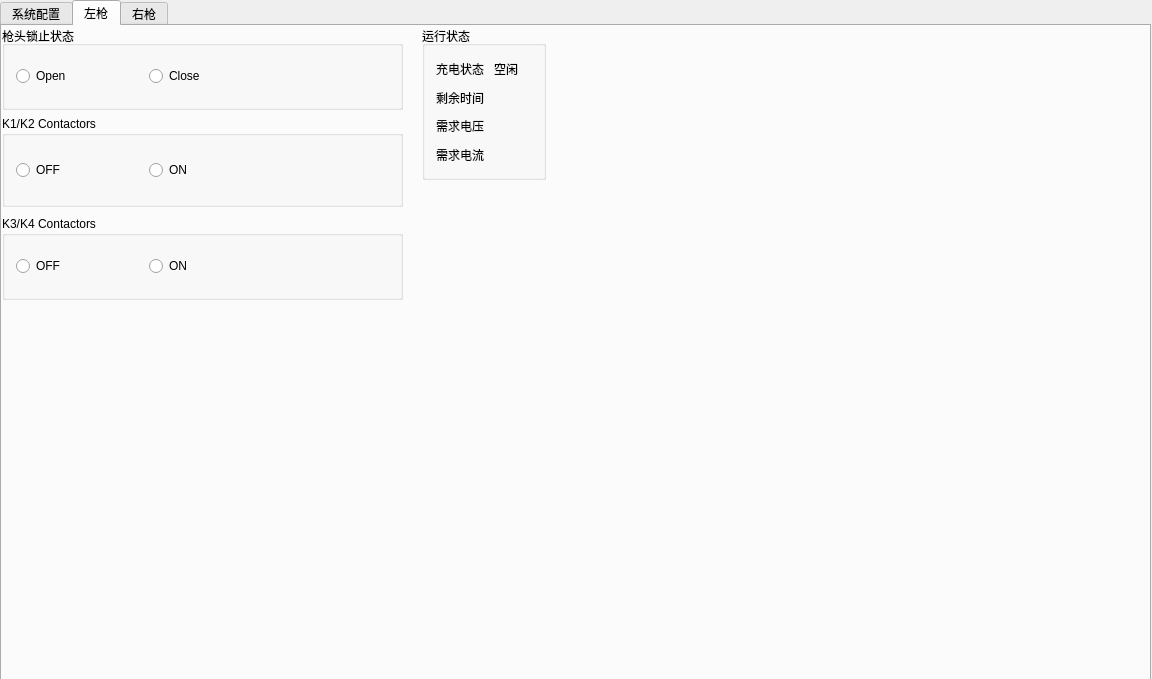
This is widget.ui in YaoLiMuMu/changer-test as Qt 5 draws it before an edit. The edited form follows.
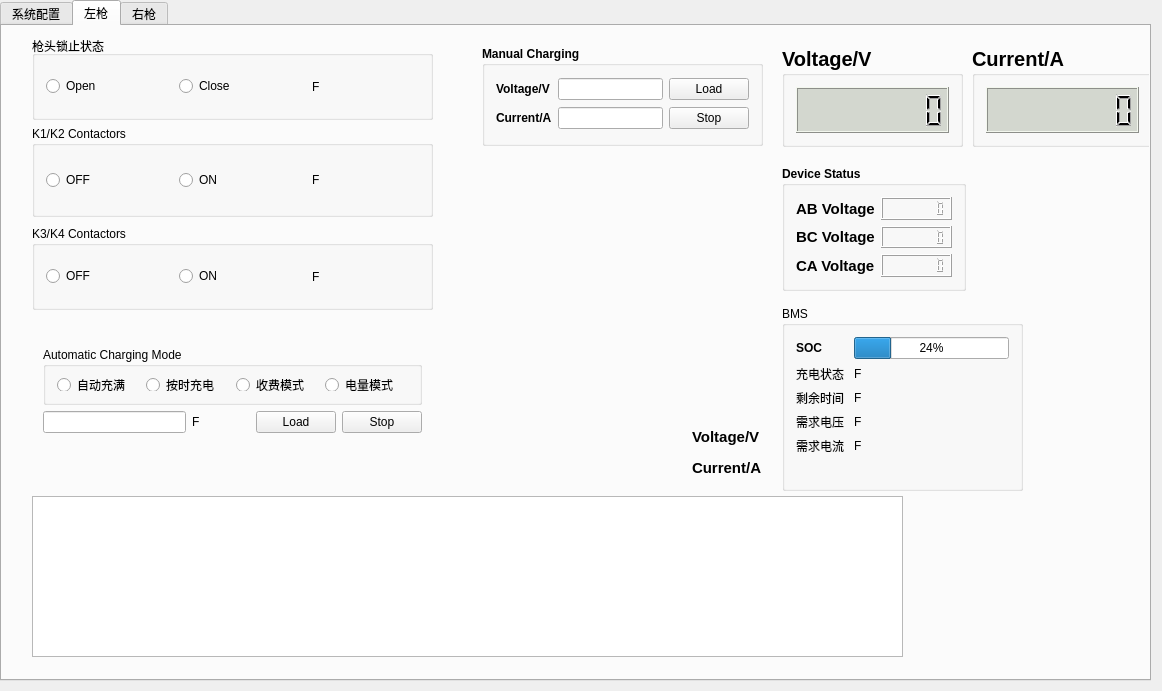
This is the edited form.

The edit to the form file:
```diff
--- a/widget.ui
+++ b/widget.ui
@@ -6,8 +6,8 @@
    <rect>
     <x>0</x>
     <y>0</y>
-    <width>1152</width>
-    <height>679</height>
+    <width>1162</width>
+    <height>691</height>
    </rect>
   </property>
   <property name="windowTitle">
@@ -251,8 +251,8 @@
     <widget class="QGroupBox" name="groupBox1">
      <property name="geometry">
       <rect>
-       <x>0</x>
-       <y>0</y>
+       <x>30</x>
+       <y>10</y>
        <width>401</width>
        <height>84</height>
       </rect>
@@ -311,7 +311,7 @@
          </font>
         </property>
         <property name="text">
-         <string/>
+         <string>F</string>
         </property>
        </widget>
       </item>
@@ -320,48 +320,101 @@
     <widget class="QGroupBox" name="groupBox3">
      <property name="geometry">
       <rect>
-       <x>420</x>
-       <y>0</y>
-       <width>124</width>
-       <height>154</height>
+       <x>780</x>
+       <y>280</y>
+       <width>241</width>
+       <height>185</height>
       </rect>
      </property>
+     <property name="font">
+      <font>
+       <weight>50</weight>
+       <bold>false</bold>
+      </font>
+     </property>
      <property name="title">
-      <string>运行状态</string>
+      <string>BMS</string>
      </property>
-     <layout class="QGridLayout" name="gridLayout">
+     <layout class="QFormLayout" name="formLayout">
+      <item row="0" column="0">
+       <widget class="QLabel" name="label2_17">
+        <property name="font">
+         <font>
+          <weight>75</weight>
+          <bold>true</bold>
+         </font>
+        </property>
+        <property name="text">
+         <string>SOC</string>
+        </property>
+        <property name="buddy">
+         <cstring>lineEdit2_2</cstring>
+        </property>
+       </widget>
+      </item>
+      <item row="0" column="1">
+       <widget class="QProgressBar" name="progressBar">
+        <property name="value">
+         <number>24</number>
+        </property>
+        <property name="textVisible">
+         <bool>true</bool>
+        </property>
+       </widget>
+      </item>
       <item row="1" column="0">
+       <widget class="QLabel" name="label3">
+        <property name="text">
+         <string>充电状态 </string>
+        </property>
+       </widget>
+      </item>
+      <item row="1" column="1">
+       <widget class="QLabel" name="label2_3">
+        <property name="text">
+         <string>F</string>
+        </property>
+       </widget>
+      </item>
+      <item row="2" column="0">
        <widget class="QLabel" name="label5">
         <property name="text">
          <string>剩余时间</string>
         </property>
        </widget>
       </item>
-      <item row="0" column="1">
-       <widget class="QLabel" name="label4">
+      <item row="2" column="1">
+       <widget class="QLabel" name="label2_4">
         <property name="text">
-         <string>空闲</string>
+         <string>F</string>
         </property>
        </widget>
       </item>
       <item row="3" column="0">
-       <widget class="QLabel" name="label7">
-        <property name="text">
-         <string>需求电流</string>
-        </property>
-       </widget>
-      </item>
-      <item row="2" column="0">
        <widget class="QLabel" name="label6">
         <property name="text">
          <string>需求电压</string>
         </property>
        </widget>
       </item>
-      <item row="0" column="0">
-       <widget class="QLabel" name="label3">
+      <item row="3" column="1">
+       <widget class="QLabel" name="label2_5">
         <property name="text">
-         <string>充电状态 </string>
+         <string>F</string>
+        </property>
+       </widget>
+      </item>
+      <item row="4" column="0">
+       <widget class="QLabel" name="label7">
+        <property name="text">
+         <string>需求电流</string>
+        </property>
+       </widget>
+      </item>
+      <item row="4" column="1">
+       <widget class="QLabel" name="label2_6">
+        <property name="text">
+         <string>F</string>
         </property>
        </widget>
       </item>
@@ -370,8 +423,8 @@
     <widget class="QGroupBox" name="groupBox_2">
      <property name="geometry">
       <rect>
-       <x>0</x>
-       <y>90</y>
+       <x>30</x>
+       <y>100</y>
        <width>401</width>
        <height>91</height>
       </rect>
@@ -430,7 +483,7 @@
          </font>
         </property>
         <property name="text">
-         <string/>
+         <string>F</string>
         </property>
        </widget>
       </item>
@@ -439,8 +492,8 @@
     <widget class="QGroupBox" name="groupBox1_2">
      <property name="geometry">
       <rect>
-       <x>0</x>
-       <y>190</y>
+       <x>30</x>
+       <y>200</y>
        <width>401</width>
        <height>84</height>
       </rect>
@@ -499,12 +552,428 @@
          </font>
         </property>
         <property name="text">
-         <string/>
+         <string>F</string>
         </property>
        </widget>
       </item>
      </layout>
     </widget>
+    <widget class="QGroupBox" name="groupBox_4">
+     <property name="geometry">
+      <rect>
+       <x>480</x>
+       <y>20</y>
+       <width>281</width>
+       <height>100</height>
+      </rect>
+     </property>
+     <property name="font">
+      <font>
+       <weight>75</weight>
+       <bold>true</bold>
+      </font>
+     </property>
+     <property name="title">
+      <string>Manual Charging</string>
+     </property>
+     <layout class="QGridLayout" name="gridLayout">
+      <item row="1" column="1">
+       <widget class="QLineEdit" name="lineEdit2_2"/>
+      </item>
+      <item row="0" column="1">
+       <widget class="QLineEdit" name="lineEdit2_1"/>
+      </item>
+      <item row="0" column="2">
+       <widget class="QPushButton" name="pushButton2_1">
+        <property name="font">
+         <font>
+          <weight>50</weight>
+          <bold>false</bold>
+         </font>
+        </property>
+        <property name="text">
+         <string>Load</string>
+        </property>
+       </widget>
+      </item>
+      <item row="1" column="2">
+       <widget class="QPushButton" name="pushButton2_2">
+        <property name="font">
+         <font>
+          <weight>50</weight>
+          <bold>false</bold>
+         </font>
+        </property>
+        <property name="text">
+         <string>Stop</string>
+        </property>
+       </widget>
+      </item>
+      <item row="0" column="0">
+       <widget class="QLabel" name="label2_7">
+        <property name="font">
+         <font>
+          <weight>75</weight>
+          <bold>true</bold>
+         </font>
+        </property>
+        <property name="text">
+         <string>Voltage/V</string>
+        </property>
+        <property name="buddy">
+         <cstring>lineEdit2_1</cstring>
+        </property>
+       </widget>
+      </item>
+      <item row="1" column="0">
+       <widget class="QLabel" name="label2_8">
+        <property name="font">
+         <font>
+          <weight>75</weight>
+          <bold>true</bold>
+         </font>
+        </property>
+        <property name="text">
+         <string>Current/A</string>
+        </property>
+        <property name="buddy">
+         <cstring>lineEdit2_2</cstring>
+        </property>
+       </widget>
+      </item>
+     </layout>
+    </widget>
+    <widget class="QGroupBox" name="groupBox_6">
+     <property name="geometry">
+      <rect>
+       <x>780</x>
+       <y>20</y>
+       <width>181</width>
+       <height>101</height>
+      </rect>
+     </property>
+     <property name="font">
+      <font>
+       <pointsize>15</pointsize>
+       <weight>75</weight>
+       <bold>true</bold>
+      </font>
+     </property>
+     <property name="title">
+      <string>Voltage/V</string>
+     </property>
+     <layout class="QVBoxLayout" name="verticalLayout_2">
+      <item>
+       <widget class="QLCDNumber" name="lcdNumber2_1">
+        <property name="font">
+         <font>
+          <pointsize>13</pointsize>
+          <weight>75</weight>
+          <bold>true</bold>
+         </font>
+        </property>
+        <property name="styleSheet">
+         <string notr="true">background-color: rgb(211, 215, 207);</string>
+        </property>
+        <property name="smallDecimalPoint">
+         <bool>true</bool>
+        </property>
+        <property name="digitCount">
+         <number>7</number>
+        </property>
+       </widget>
+      </item>
+     </layout>
+    </widget>
+    <widget class="QWidget" name="layoutWidget">
+     <property name="geometry">
+      <rect>
+       <x>30</x>
+       <y>310</y>
+       <width>401</width>
+       <height>108</height>
+      </rect>
+     </property>
+     <layout class="QVBoxLayout" name="verticalLayout">
+      <item>
+       <widget class="QGroupBox" name="groupBox_5">
+        <property name="title">
+         <string>Automatic Charging Mode</string>
+        </property>
+        <layout class="QHBoxLayout" name="horizontalLayout_8">
+         <item>
+          <widget class="QRadioButton" name="radioButton2_5">
+           <property name="text">
+            <string>自动充满</string>
+           </property>
+          </widget>
+         </item>
+         <item>
+          <widget class="QRadioButton" name="radioButton2_7">
+           <property name="text">
+            <string>按时充电</string>
+           </property>
+          </widget>
+         </item>
+         <item>
+          <widget class="QRadioButton" name="radioButton2_8">
+           <property name="text">
+            <string>收费模式</string>
+           </property>
+          </widget>
+         </item>
+         <item>
+          <widget class="QRadioButton" name="radioButton2_6">
+           <property name="text">
+            <string>电量模式</string>
+           </property>
+          </widget>
+         </item>
+        </layout>
+       </widget>
+      </item>
+      <item>
+       <layout class="QHBoxLayout" name="horizontalLayout_9">
+        <item>
+         <widget class="QLineEdit" name="lineEdit2_5"/>
+        </item>
+        <item>
+         <widget class="QLabel" name="label2_11">
+          <property name="font">
+           <font>
+            <weight>50</weight>
+            <bold>false</bold>
+           </font>
+          </property>
+          <property name="text">
+           <string>F               </string>
+          </property>
+          <property name="buddy">
+           <cstring>lineEdit2_2</cstring>
+          </property>
+         </widget>
+        </item>
+        <item>
+         <widget class="QPushButton" name="pushButton2_5">
+          <property name="text">
+           <string>Load</string>
+          </property>
+         </widget>
+        </item>
+        <item>
+         <widget class="QPushButton" name="pushButton2_6">
+          <property name="text">
+           <string>Stop</string>
+          </property>
+         </widget>
+        </item>
+       </layout>
+      </item>
+     </layout>
+    </widget>
+    <widget class="QLabel" name="label2_12">
+     <property name="geometry">
+      <rect>
+       <x>690</x>
+       <y>400</y>
+       <width>86</width>
+       <height>22</height>
+      </rect>
+     </property>
+     <property name="font">
+      <font>
+       <pointsize>11</pointsize>
+       <weight>75</weight>
+       <bold>true</bold>
+      </font>
+     </property>
+     <property name="text">
+      <string>Voltage/V</string>
+     </property>
+     <property name="buddy">
+      <cstring>lineEdit2_2</cstring>
+     </property>
+    </widget>
+    <widget class="QLabel" name="label2_13">
+     <property name="geometry">
+      <rect>
+       <x>690</x>
+       <y>430</y>
+       <width>82</width>
+       <height>23</height>
+      </rect>
+     </property>
+     <property name="font">
+      <font>
+       <pointsize>11</pointsize>
+       <weight>75</weight>
+       <bold>true</bold>
+      </font>
+     </property>
+     <property name="text">
+      <string>Current/A</string>
+     </property>
+     <property name="buddy">
+      <cstring>lineEdit2_2</cstring>
+     </property>
+    </widget>
+    <widget class="QGroupBox" name="groupBox_7">
+     <property name="geometry">
+      <rect>
+       <x>970</x>
+       <y>20</y>
+       <width>181</width>
+       <height>101</height>
+      </rect>
+     </property>
+     <property name="font">
+      <font>
+       <pointsize>15</pointsize>
+       <weight>75</weight>
+       <bold>true</bold>
+      </font>
+     </property>
+     <property name="title">
+      <string>Current/A</string>
+     </property>
+     <layout class="QVBoxLayout" name="verticalLayout_4">
+      <item>
+       <widget class="QLCDNumber" name="lcdNumber2_2">
+        <property name="font">
+         <font>
+          <pointsize>13</pointsize>
+          <weight>50</weight>
+          <bold>false</bold>
+         </font>
+        </property>
+        <property name="styleSheet">
+         <string notr="true">background-color: rgb(211, 215, 207);</string>
+        </property>
+        <property name="smallDecimalPoint">
+         <bool>true</bool>
+        </property>
+        <property name="digitCount">
+         <number>7</number>
+        </property>
+       </widget>
+      </item>
+     </layout>
+    </widget>
+    <widget class="QGroupBox" name="groupBox_8">
+     <property name="geometry">
+      <rect>
+       <x>780</x>
+       <y>140</y>
+       <width>184</width>
+       <height>125</height>
+      </rect>
+     </property>
+     <property name="font">
+      <font>
+       <weight>75</weight>
+       <bold>true</bold>
+      </font>
+     </property>
+     <property name="title">
+      <string>Device Status</string>
+     </property>
+     <layout class="QFormLayout" name="formLayout_2">
+      <item row="0" column="0">
+       <widget class="QLabel" name="label2_14">
+        <property name="font">
+         <font>
+          <pointsize>11</pointsize>
+          <weight>75</weight>
+          <bold>true</bold>
+         </font>
+        </property>
+        <property name="text">
+         <string>AB Voltage</string>
+        </property>
+        <property name="buddy">
+         <cstring>lineEdit2_2</cstring>
+        </property>
+       </widget>
+      </item>
+      <item row="0" column="1">
+       <widget class="QLCDNumber" name="lcdNumber2_3">
+        <property name="smallDecimalPoint">
+         <bool>true</bool>
+        </property>
+        <property name="digitCount">
+         <number>7</number>
+        </property>
+       </widget>
+      </item>
+      <item row="1" column="0">
+       <widget class="QLabel" name="label2_15">
+        <property name="font">
+         <font>
+          <pointsize>11</pointsize>
+          <weight>75</weight>
+          <bold>true</bold>
+         </font>
+        </property>
+        <property name="text">
+         <string>BC Voltage</string>
+        </property>
+        <property name="buddy">
+         <cstring>lineEdit2_2</cstring>
+        </property>
+       </widget>
+      </item>
+      <item row="1" column="1">
+       <widget class="QLCDNumber" name="lcdNumber2_4">
+        <property name="smallDecimalPoint">
+         <bool>true</bool>
+        </property>
+        <property name="digitCount">
+         <number>7</number>
+        </property>
+       </widget>
+      </item>
+      <item row="2" column="0">
+       <widget class="QLabel" name="label2_16">
+        <property name="font">
+         <font>
+          <pointsize>11</pointsize>
+          <weight>75</weight>
+          <bold>true</bold>
+         </font>
+        </property>
+        <property name="text">
+         <string>CA Voltage</string>
+        </property>
+        <property name="buddy">
+         <cstring>lineEdit2_2</cstring>
+        </property>
+       </widget>
+      </item>
+      <item row="2" column="1">
+       <widget class="QLCDNumber" name="lcdNumber2_5">
+        <property name="smallDecimalPoint">
+         <bool>true</bool>
+        </property>
+        <property name="digitCount">
+         <number>7</number>
+        </property>
+       </widget>
+      </item>
+     </layout>
+    </widget>
+    <widget class="QListWidget" name="listWidget2">
+     <property name="geometry">
+      <rect>
+       <x>30</x>
+       <y>470</y>
+       <width>871</width>
+       <height>161</height>
+      </rect>
+     </property>
+     <property name="contextMenuPolicy">
+      <enum>Qt::CustomContextMenu</enum>
+     </property>
+    </widget>
    </widget>
    <widget class="QWidget" name="tab_3">
     <attribute name="title">
```
Left out of the diff: 227 changed lines with no effect on the pictures.
